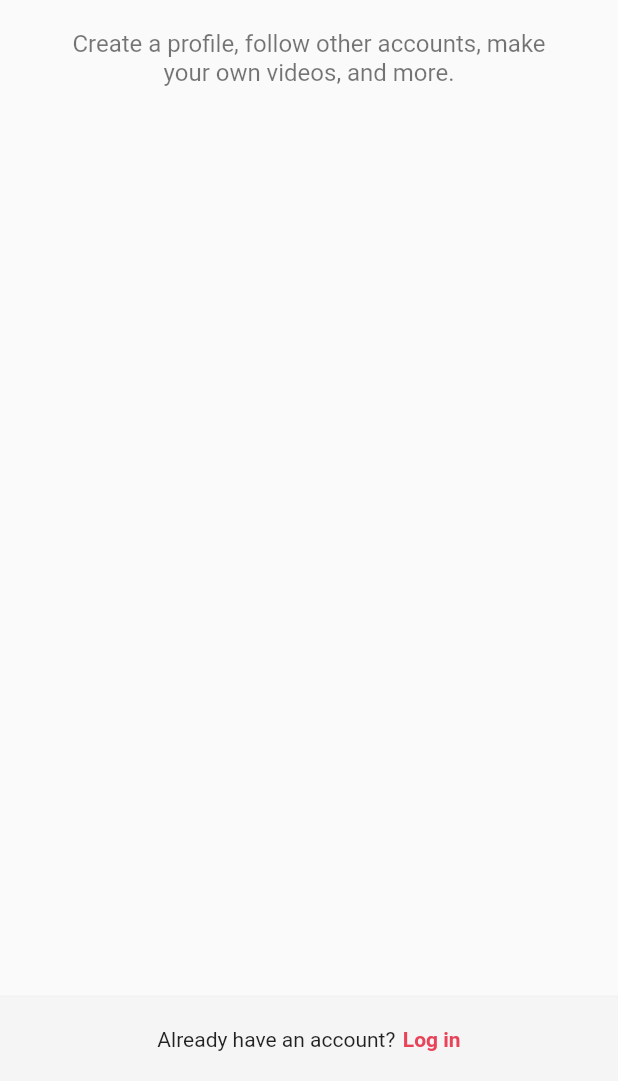
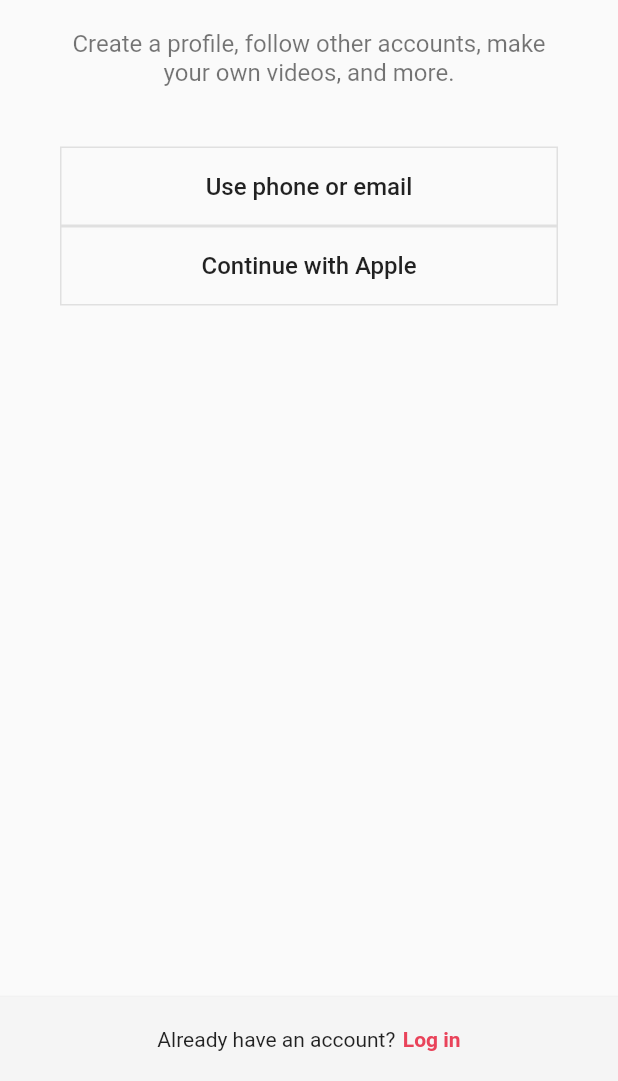
Before and after one commit to kkosang/tiktok, a Flutter app: the screen it shows after launch, on a phone screen of 412 x 824 dp, the part 155-1236 px from its top. Run offline on Flutter 3.47's test engine with Material 2 defaults, Android fonts, the phone set to English and light mode, and no system bars.

```diff
--- a/lib/screens/sign_up/sign_up_screen.dart
+++ b/lib/features/authentication/sign_up_screen.dart
@@ -1,9 +1,17 @@
 import 'package:flutter/material.dart';
 import 'package:tiktok/constants/gaps.dart';
 import 'package:tiktok/constants/sizes.dart';
+import 'package:tiktok/features/authentication/login_screen.dart';
+import 'package:tiktok/features/authentication/widgets/auth_button.dart';
 
 class SignUpScreen extends StatelessWidget {
   const SignUpScreen({super.key});
+
+  void onLoginTap(BuildContext context) {
+    Navigator.of(context).push(MaterialPageRoute(
+      builder: (context) => const LoginScreen(),
+    ));
+  }
 
   @override
   Widget build(BuildContext context) {
@@ -28,7 +36,10 @@ class SignUpScreen extends StatelessWidget {
                 color: Colors.black54,
               ),
               textAlign: TextAlign.center,
-            )
+            ),
+            Gaps.v40,
+            AuthButton(text: "Use phone or email"),
+            AuthButton(text: "Continue with Apple"),
           ]),
         ),
       ),
@@ -42,11 +53,14 @@ class SignUpScreen extends StatelessWidget {
             children: [
               const Text('Already have an account?'),
               Gaps.h5,
-              Text(
-                'Log in',
-                style: TextStyle(
-                    fontWeight: FontWeight.w600,
-                    color: Theme.of(context).primaryColor),
+              GestureDetector(
+                onTap: () => onLoginTap(context),
+                child: Text(
+                  'Log in',
+                  style: TextStyle(
+                      fontWeight: FontWeight.w600,
+                      color: Theme.of(context).primaryColor),
+                ),
               ),
             ],
           ),
--- /dev/null
+++ b/lib/features/authentication/widgets/auth_button.dart
@@ -0,0 +1,27 @@
+import 'package:flutter/material.dart';
+import 'package:tiktok/constants/sizes.dart';
+
+class AuthButton extends StatelessWidget {
+  final String text;
+
+  const AuthButton({super.key, required this.text});
+
+  @override
+  Widget build(BuildContext context) {
+    return FractionallySizedBox(
+      widthFactor: 1,
+      child: Container(
+        padding: const EdgeInsets.symmetric(vertical: Sizes.size16),
+        decoration: BoxDecoration(
+          border: Border.all(color: Colors.grey.shade300, width: Sizes.size1),
+        ),
+        child: Text(
+          text,
+          style: const TextStyle(
+              fontSize: Sizes.size16, fontWeight: FontWeight.w500),
+          textAlign: TextAlign.center,
+        ),
+      ),
+    );
+  }
+}
--- a/lib/main.dart
+++ b/lib/main.dart
@@ -1,5 +1,5 @@
 import 'package:flutter/material.dart';
-import 'package:tiktok/screens/sign_up/sign_up_screen.dart';
+import 'package:tiktok/features/authentication/sign_up_screen.dart';
 
 void main() {
   runApp(const TikTokApp());
```
Also changed, not shown: lib/features/authentication/login_screen.dart (added, +64 -0 lines).
